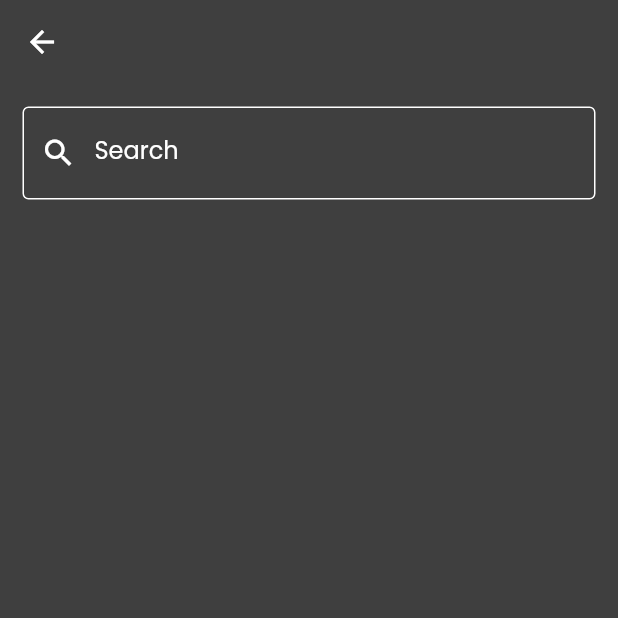
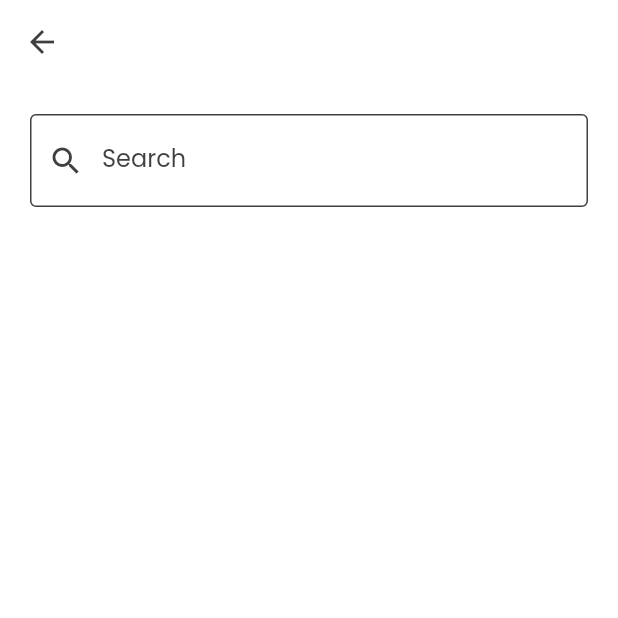
Before and after one commit to Omar99323/Store-app, a Flutter app: the SearchPage screen opened by its route, on a phone screen of 412 x 824 dp, the top half of it. Run offline on Flutter 3.47's test engine with Material 2 defaults, Android fonts, the phone set to English and light mode, and no system bars; our stand-ins replace bloc, carousel_slider, flutter_bloc, like_button, shared_preferences, smooth_page_indicator; accounts and stored records are empty; network calls fail.

Commit message:
Project finish, final edit

```diff
--- a/lib/cubits/app_cubit/whole_app_cubit.dart
+++ b/lib/cubits/app_cubit/whole_app_cubit.dart
@@ -5,7 +5,7 @@ import 'package:store_app/helpers/cache_helper.dart';
 class WholeAppCubit extends Cubit<WholeAppStates> {
   WholeAppCubit() : super(WholeAppInitial());
 
-  bool isdark = false;
+  bool isdark = true;
   bool firsttime = true;
 
   changeAppTheme({bool? shared}) {
--- a/lib/cubits/homepage_cubit/homepage_cubit.dart
+++ b/lib/cubits/homepage_cubit/homepage_cubit.dart
@@ -171,6 +171,7 @@ class HomepageCubit extends Cubit<HomepageStates> {
     )
         .then((value) {
       searchResponseModel = SearchResponseModel.fromjson(value);
+
       for (var element in searchResponseModel!.data.searchProducts) {
         searchProducts.add(element);
       }
--- a/lib/helpers/observer.dart
+++ b/lib/helpers/observer.dart
@@ -14,7 +14,6 @@ class MyBlocObserver extends BlocObserver {
   @override
   void onChange(BlocBase bloc, Change change) {
     super.onChange(bloc, change);
-    print(change);
   }
 
   @override
--- a/lib/main.dart
+++ b/lib/main.dart
@@ -22,7 +22,7 @@ void main() async {
   bool? theme = CacheHelper.getData(key: 'theme');
   bool? firsttime = CacheHelper.getData(key: 'firsttime');
   token = CacheHelper.getData(key: 'token');
-  print(token);
+
   if (firsttime != null) {
     if (token != null) {
       startWidget = HomePage.id;
--- a/lib/models/search_model.dart
+++ b/lib/models/search_model.dart
@@ -29,8 +29,6 @@ class SearchProductModel {
   final dynamic discount;
   final String name;
   final String image;
-  bool infavorites = false;
-  bool incart = false;
 
   SearchProductModel({
     required this.id,
@@ -39,8 +37,6 @@ class SearchProductModel {
     required this.discount,
     required this.name,
     required this.image,
-    required this.infavorites,
-    required this.incart,
   });
 
   factory SearchProductModel.fromjson(Map<String, dynamic> json) {
@@ -51,8 +47,6 @@ class SearchProductModel {
       discount: json['discount'],
       name: json['name'],
       image: json['image'],
-      infavorites: json['in_favorites'],
-      incart: json['in_cart'],
     );
   }
 }
--- a/lib/pages/login.dart
+++ b/lib/pages/login.dart
@@ -19,8 +19,7 @@ class LogInPage extends StatelessWidget {
     var loginFormkey = GlobalKey<FormState>();
     var emailcontrol = TextEditingController();
     var passwordcontrol = TextEditingController();
-    var loginCbt = BlocProvider.of<LogInCubit>(context);
-    var appCubet = BlocProvider.of<WholeAppCubit>(context);
+
     return BlocProvider(
       create: (context) => LogInCubit(),
       child: BlocConsumer<LogInCubit, LogInStates>(
@@ -47,6 +46,8 @@ class LogInPage extends StatelessWidget {
           }
         },
         builder: (context, state) {
+          var loginCbt = BlocProvider.of<LogInCubit>(context);
+          var appCubet = BlocProvider.of<WholeAppCubit>(context);
           return Scaffold(
             appBar: AppBar(),
             body: Center(
--- a/lib/pages/register.dart
+++ b/lib/pages/register.dart
@@ -20,8 +20,7 @@ class RegisterPage extends StatelessWidget {
     var passwordcontrol = TextEditingController();
     var namecontrol = TextEditingController();
     var phonecontrol = TextEditingController();
-    var appCubet = BlocProvider.of<WholeAppCubit>(context);
-    var registerCbt = BlocProvider.of<RegisterCubit>(context);
+
     return BlocProvider(
       create: (context) => RegisterCubit(),
       child: BlocConsumer<RegisterCubit, RegisterStates>(
@@ -40,6 +39,8 @@ class RegisterPage extends StatelessWidget {
           }
         },
         builder: (context, state) {
+          var appCubet = BlocProvider.of<WholeAppCubit>(context);
+          var registerCbt = BlocProvider.of<RegisterCubit>(context);
           return Scaffold(
             appBar: AppBar(
               automaticallyImplyLeading: false,
--- a/lib/pages/search_page.dart
+++ b/lib/pages/search_page.dart
@@ -22,10 +22,9 @@ class SearchPage extends StatelessWidget {
         return Scaffold(
           appBar: AppBar(),
           body: Padding(
-            padding: const EdgeInsets.all(15),
+            padding: const EdgeInsets.all(20),
             child: Form(
               key: searchFormkey,
-              child: SingleChildScrollView(
               child: Column(
                 children: [
                   CustomFormField(
@@ -43,25 +42,28 @@ class SearchPage extends StatelessWidget {
                     isPassword: false,
                     themecolor: appCubet.isdark ? white : dark,
                     onsubmit: (p0) {
-                        if (searchFormkey.currentState!.validate()) {hpCubet.searchproducts(searchText: p0);}
-                      },
-                      onchange: (p0) {
-
+                      if (searchFormkey.currentState!.validate()) {
+                        hpCubet.searchproducts(searchText: p0);
+                      }
                     },
                   ),
                   const SizedBox(
-                      height: 15,
+                    height: 25,
                   ),
                   state is SearchLoading
-                        ? const Center(
-                            child: CircularProgressIndicator(),
+                      ? const Expanded(
+                          child: Center(
+                            child: LinearProgressIndicator(),
+                          ),
                         )
                       : state is SearchSuccess
-                            ? ListView.separated(
-                                shrinkWrap: true,
-                                physics: const NeverScrollableScrollPhysics(),
+                          ? Expanded(
+                              child: SizedBox(
+                                child: ListView.separated(
+                                  physics: const BouncingScrollPhysics(),
                                   itemCount: hpCubet.searchProducts.length,
-                                itemBuilder: (BuildContext context, int index) {
+                                  itemBuilder:
+                                      (BuildContext context, int index) {
                                     return SearchProduct(
                                       model: hpCubet.searchProducts[index],
                                     );
@@ -70,10 +72,11 @@ class SearchPage extends StatelessWidget {
                                       const SizedBox(
                                     height: 20,
                                   ),
+                                ),
+                              ),
                             )
                           : Container(),
                 ],
-                ),
               ),
             ),
           ),
--- a/lib/widgets/custom_form_field.dart
+++ b/lib/widgets/custom_form_field.dart
@@ -36,7 +36,6 @@ class CustomFormField extends StatelessWidget {
       controller: controler,
       validator: validator,
       keyboardType: type,
-      obscuringCharacter: '*',
       obscureText: isPassword,
       onTap: ontap,
       onFieldSubmitted: onsubmit,
```
Also changed, not shown: lib/widgets/search_product.dart (+0 -20 lines). Lines whose indentation alone changed are shown as unchanged.
